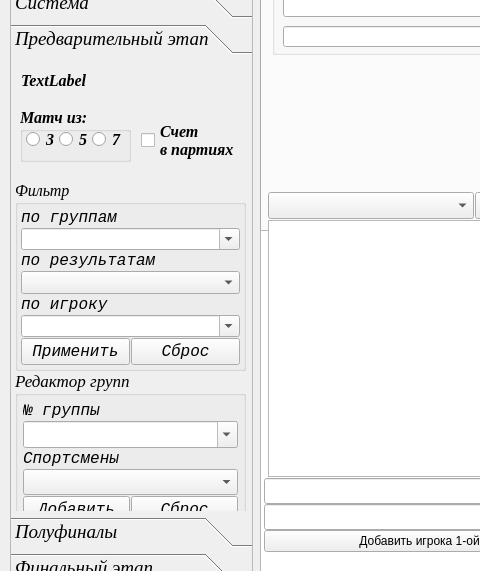
First picture: the form in UI/main_window.ui, repository Kaspar0810/Competitions_TT_SQL, before the edit; both pictures show x 0 to 480 and y 105 to 676 of the 1109 by 806 pixel window.
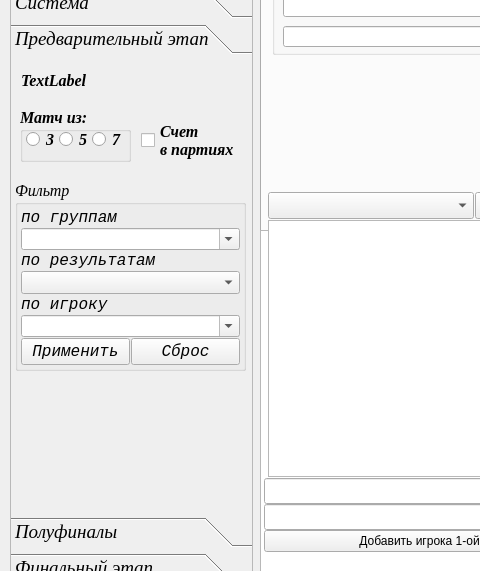
Second picture: the form after the edit. The open tabs and pages were chosen to show the change. Icons and pictures are not drawn.

The edit to the form file:
```diff
--- a/UI/main_window.ui
+++ b/UI/main_window.ui
@@ -5896,8 +5896,8 @@
       <rect>
        <x>0</x>
        <y>0</y>
-       <width>98</width>
-       <height>28</height>
+       <width>241</width>
+       <height>459</height>
       </rect>
      </property>
      <attribute name="label">
@@ -6070,128 +6070,6 @@
        <string>TextLabel</string>
       </property>
      </widget>
-     <widget class="QGroupBox" name="groupBox_edit_group">
-      <property name="geometry">
-       <rect>
-        <x>4</x>
-        <y>310</y>
-        <width>231</width>
-        <height>161</height>
-       </rect>
-      </property>
-      <property name="font">
-       <font>
-        <pointsize>13</pointsize>
-        <weight>50</weight>
-        <bold>false</bold>
-       </font>
-      </property>
-      <property name="title">
-       <string>Редактор групп</string>
-      </property>
-      <layout class="QVBoxLayout" name="verticalLayout_40">
-       <property name="spacing">
-        <number>1</number>
-       </property>
-       <property name="leftMargin">
-        <number>5</number>
-       </property>
-       <property name="topMargin">
-        <number>5</number>
-       </property>
-       <property name="rightMargin">
-        <number>5</number>
-       </property>
-       <property name="bottomMargin">
-        <number>5</number>
-       </property>
-       <item>
-        <layout class="QVBoxLayout" name="verticalLayout_38">
-         <property name="spacing">
-          <number>1</number>
-         </property>
-         <item>
-          <widget class="QLabel" name="label_64">
-           <property name="font">
-            <font>
-             <family>Courier New</family>
-             <pointsize>12</pointsize>
-             <italic>true</italic>
-            </font>
-           </property>
-           <property name="text">
-            <string>№ группы</string>
-           </property>
-          </widget>
-         </item>
-         <item>
-          <widget class="QComboBox" name="comboBox_number_group_edit">
-           <property name="editable">
-            <bool>true</bool>
-           </property>
-          </widget>
-         </item>
-        </layout>
-       </item>
-       <item>
-        <layout class="QVBoxLayout" name="verticalLayout_39">
-         <property name="spacing">
-          <number>1</number>
-         </property>
-         <item>
-          <widget class="QLabel" name="label_65">
-           <property name="font">
-            <font>
-             <family>Courier New</family>
-             <pointsize>12</pointsize>
-             <italic>true</italic>
-            </font>
-           </property>
-           <property name="text">
-            <string>Спортсмены</string>
-           </property>
-          </widget>
-         </item>
-         <item>
-          <widget class="QComboBox" name="comboBox_player_group_edit"/>
-         </item>
-        </layout>
-       </item>
-       <item>
-        <layout class="QHBoxLayout" name="horizontalLayout_12">
-         <property name="spacing">
-          <number>1</number>
-         </property>
-         <item>
-          <widget class="QPushButton" name="Button_add_in_group">
-           <property name="font">
-            <font>
-             <family>Courier New</family>
-             <pointsize>12</pointsize>
-            </font>
-           </property>
-           <property name="text">
-            <string>Добавить</string>
-           </property>
-          </widget>
-         </item>
-         <item>
-          <widget class="QPushButton" name="Button_reset_filter_2">
-           <property name="font">
-            <font>
-             <family>Courier New</family>
-             <pointsize>12</pointsize>
-            </font>
-           </property>
-           <property name="text">
-            <string>Сброс</string>
-           </property>
-          </widget>
-         </item>
-        </layout>
-       </item>
-      </layout>
-     </widget>
      <widget class="QGroupBox" name="groupBox_kolvo_vstrech_gr">
       <property name="geometry">
        <rect>
```
Left out of the diff: 2 changed lines with no effect on the pictures.
